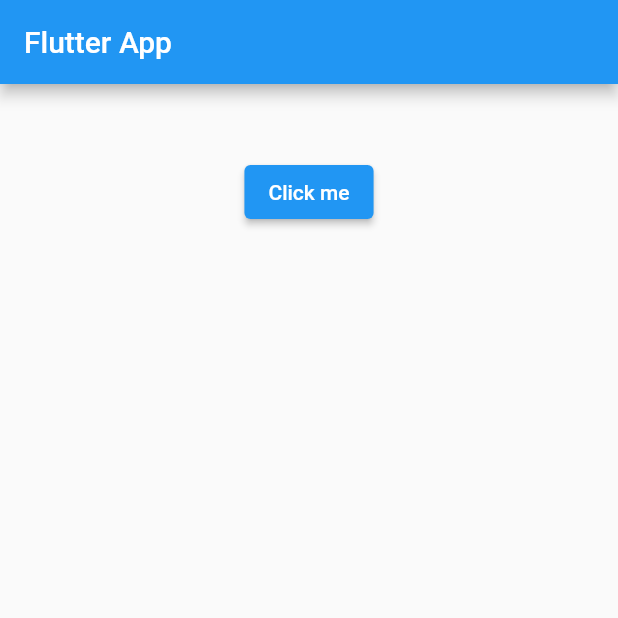
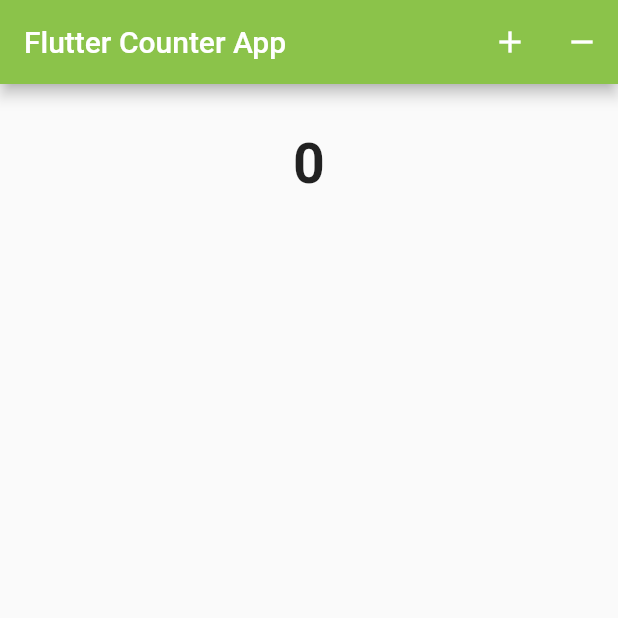
Before and after one commit to wasimiqbal1/Flutter, a Flutter app: the screen it shows after launch, on a phone screen of 412 x 824 dp, the top half of it. Run offline on Flutter 3.47's test engine with Material 2 defaults, Android fonts, the light colour scheme and no system bars.

Commit message:
flutter appbar counter

```diff
--- a/flutter_udemy/lib/main.dart
+++ b/flutter_udemy/lib/main.dart
@@ -1,5 +1,4 @@
 import 'package:flutter/material.dart';
-import 'dart:async';
 
 void main() {
   runApp(new MaterialApp(
@@ -14,32 +13,29 @@
 
 class _State extends State<MyApp> {
 
-  String _value = '';
+  int _value = 0;
 
-  Future _selectDate() async {
-    DateTime? picked = await showDatePicker(
-        context: context,
-        initialDate: new DateTime.now(),
-        firstDate: new DateTime(2016),
-        lastDate: new DateTime(2099)
-    );
-   if(picked != null) setState(() => _value = picked.toString());
-  }
+  void _add() => setState(() => _value++);
+  void _remove() => setState(() => _value--);
+
 
   @override
   Widget build(BuildContext context) {
     return new Scaffold(
       appBar: new AppBar(
-        title: new Text('Flutter App'),
+        title: new Text('Flutter Counter App'),
+        backgroundColor: Colors.lightGreen,
+        actions: <Widget>[
+          new IconButton(icon: new Icon(Icons.add), onPressed: _add),
+          new IconButton(icon: new Icon(Icons.remove), onPressed: _remove)
+        ],
       ),
       body: new Container(
         padding: new EdgeInsets.all(32.0),
         child: new Center(
           child: new Column(
             children: <Widget>[
-               new Text(_value),
-              new ElevatedButton(onPressed: _selectDate, child: new Text('Click me'),)
-
+              new Text(_value.toString(), style: new TextStyle(fontWeight: FontWeight.bold, fontSize: 37.0),)
           ],
           ),
         )
```
Lines whose indentation alone changed are shown as unchanged.
